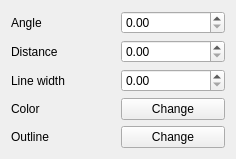
This is src/ui/symbollayer/widget_linepatternfill.ui in qgis/QGIS as Qt 5 draws it before an edit. The edited form follows.
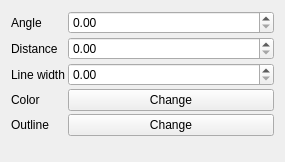
This is the edited form.

Commit message: Set all symbol ui to use form layout rather then custom grid layout for each one.  More consistent ui.

What changed in the file:
```diff
--- a/src/ui/symbollayer/widget_linepatternfill.ui
+++ b/src/ui/symbollayer/widget_linepatternfill.ui
@@ -6,14 +6,20 @@
    <rect>
     <x>0</x>
     <y>0</y>
-    <width>236</width>
-    <height>151</height>
+    <width>285</width>
+    <height>162</height>
    </rect>
   </property>
   <property name="windowTitle">
    <string>Form</string>
   </property>
-  <layout class="QGridLayout" name="gridLayout">
+  <layout class="QFormLayout" name="formLayout">
+   <property name="horizontalSpacing">
+    <number>3</number>
+   </property>
+   <property name="verticalSpacing">
+    <number>3</number>
+   </property>
    <item row="0" column="0">
     <widget class="QLabel" name="mAngleLabel">
      <property name="text">
```
The commit also changes 11 other files.
